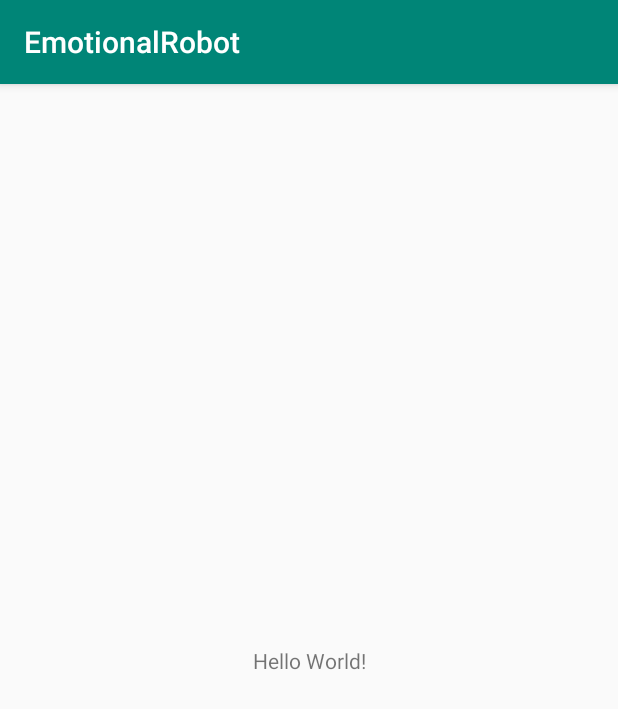
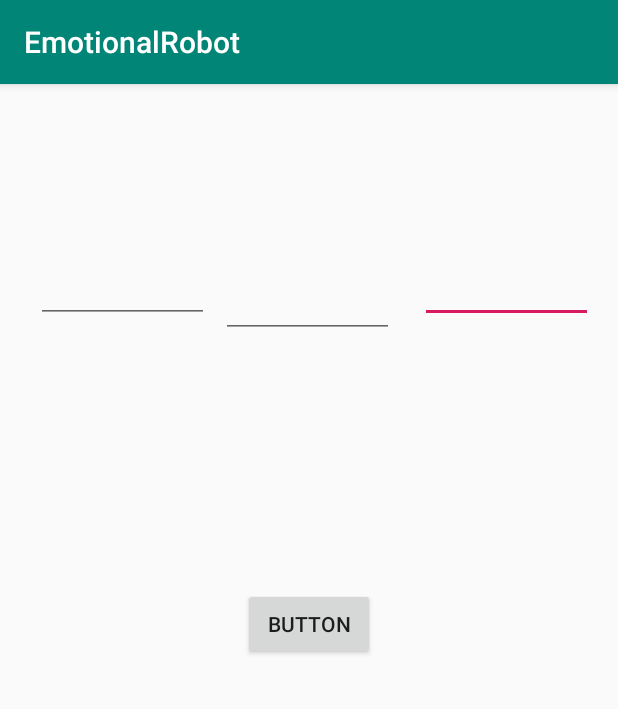
Before and after one commit to JuliaDutkiewicz/EmotionalRobot, an Android app: the screen it shows after launch (MainActivity), on a phone screen of 412 x 824 dp. Shown: the top 709 px of the screen. Run offline under Robolectric (Android 15) with nearby library versions, the phone set to English and light mode, and no system bars; libraries missing offline, so code that uses them is left out: org.tensorflow.contrib; 4 statements that could not run were skipped.

Commit message:
Beginning of the tutorial

```diff
--- a/app/src/main/java/pl/edu/agh/emotionalrobot/MainActivity.java
+++ b/app/src/main/java/pl/edu/agh/emotionalrobot/MainActivity.java
@@ -2,11 +2,40 @@ package pl.edu.agh.emotionalrobot;
 
 import android.support.v7.app.AppCompatActivity;
 import android.os.Bundle;
+import android.widget.Button;
+import android.widget.EditText;
+
+import org.tensorflow.contrib.android.TensorFlowInferenceInterface;
 
 public class MainActivity extends AppCompatActivity {
 
+    static {
+        System.loadLibrary("tensorflow_inference");
+    }
+
+    private static final String MODEL_FILE = "file:///android_asset/optimized_tfdroid.pb";
+    private static final String INPUT_NODE = "I";
+    private static final String OUTPUT_NODE = "O";
+
+    private static final long[] INPUT_SIZE = {1, 3};
+    private TensorFlowInferenceInterface inferenceInterface;
+
+    Button mButton;
+    EditText num1;
+    EditText num2;
+    EditText num3;
+
+
     @Override
     protected void onCreate(Bundle savedInstanceState) {
+        num1 = (EditText) findViewById(R.id.num1);
+        num2 = (EditText) findViewById(R.id.num2);
+        num2 = (EditText) findViewById(R.id.num2);
+        inferenceInterface = new TensorFlowInferenceInterface(getAssets(), MODEL_FILE);
+        float[] inputFloats = {Float.parseFloat(num1.getText().toString()),
+                Float.parseFloat(num2.getText().toString()),
+                Float.parseFloat(num3.getText().toString())};
+        inferenceInterface.feed(INPUT_NODE, inputFloats, INPUT_SIZE);
         super.onCreate(savedInstanceState);
         setContentView(R.layout.activity_main);
     }
--- a/app/src/main/res/layout/activity_main.xml
+++ b/app/src/main/res/layout/activity_main.xml
@@ -6,13 +6,60 @@
     android:layout_height="match_parent"
     tools:context=".MainActivity">
 
-    <TextView
+    <EditText
+        android:id="@+id/num3"
+        android:layout_width="115dp"
+        android:layout_height="49dp"
+        android:layout_marginStart="8dp"
+        android:layout_marginTop="8dp"
+        android:layout_marginEnd="8dp"
+        android:layout_marginBottom="8dp"
+        android:ems="10"
+        android:inputType="numberDecimal"
+        app:layout_constraintBottom_toBottomOf="parent"
+        app:layout_constraintEnd_toEndOf="parent"
+        app:layout_constraintStart_toEndOf="@+id/num2"
+        app:layout_constraintTop_toTopOf="parent"
+        app:layout_constraintVertical_bias="0.145" />
+
+    <EditText
+        android:id="@+id/num2"
+        android:layout_width="115dp"
+        android:layout_height="49dp"
+        android:layout_marginStart="8dp"
+        android:layout_marginTop="8dp"
+        android:layout_marginBottom="8dp"
+        android:ems="10"
+        android:inputType="numberDecimal"
+        app:layout_constraintBottom_toTopOf="@+id/button2"
+        app:layout_constraintStart_toEndOf="@+id/num1"
+        app:layout_constraintTop_toTopOf="parent"
+        app:layout_constraintVertical_bias="0.414" />
+
+    <EditText
+        android:id="@+id/num1"
+        android:layout_width="115dp"
+        android:layout_height="49dp"
+        android:layout_marginStart="24dp"
+        android:layout_marginTop="8dp"
+        android:layout_marginBottom="8dp"
+        android:ems="10"
+        android:inputType="numberDecimal"
+        app:layout_constraintBottom_toBottomOf="parent"
+        app:layout_constraintStart_toStartOf="parent"
+        app:layout_constraintTop_toTopOf="parent"
+        app:layout_constraintVertical_bias="0.145" />
+
+    <Button
+        android:id="@+id/button2"
         android:layout_width="wrap_content"
         android:layout_height="wrap_content"
-        android:text="Hello World!"
+        android:layout_marginStart="8dp"
+        android:layout_marginEnd="8dp"
+        android:layout_marginBottom="384dp"
+        android:text="Button"
         app:layout_constraintBottom_toBottomOf="parent"
-        app:layout_constraintLeft_toLeftOf="parent"
-        app:layout_constraintRight_toRightOf="parent"
-        app:layout_constraintTop_toTopOf="parent" />
+        app:layout_constraintEnd_toEndOf="parent"
+        app:layout_constraintStart_toStartOf="parent" />
 
 </android.support.constraint.ConstraintLayout>
```
